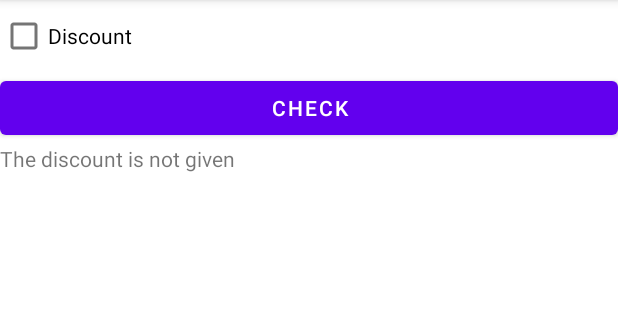
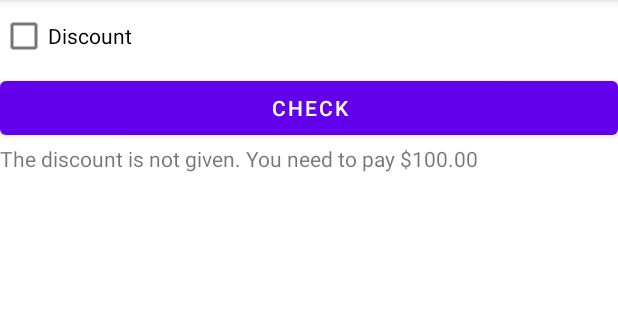
Before and after one commit to yeowhengg/WSCheckbox, an Android app: the screen it shows after launch (MainActivity), after a tap on "CHECK", on a phone screen of 412 x 824 dp, the part 84-404 px from its top. Run offline under Robolectric (Android 15) with nearby library versions, the phone set to English and light mode, and no system bars.

Commit message:
logcat and debug  tutorial

```diff
--- a/app/src/main/java/sg/edu/rp/c346/id20042741/democheckboxexample/MainActivity.java
+++ b/app/src/main/java/sg/edu/rp/c346/id20042741/democheckboxexample/MainActivity.java
@@ -3,6 +3,7 @@ package sg.edu.rp.c346.id20042741.democheckboxexample;
 import androidx.appcompat.app.AppCompatActivity;
 
 import android.os.Bundle;
+import android.util.Log;
 import android.view.View;
 import android.widget.Button;
 import android.widget.CheckBox;
@@ -26,13 +27,24 @@ public class MainActivity extends AppCompatActivity {
         btnCheck.setOnClickListener(new View.OnClickListener(){
             @Override
             public void onClick(View v){
-                tvShow.setText(String.format("The discount is %s",cbEnabled.isChecked() ? "given":"not given"));
+                double discount = cbEnabled.isChecked()? 0.2 : 0;
+                Toast.makeText(MainActivity.this, "Button Click", Toast.LENGTH_LONG).show();
+                Log.i("MyActivity", "Inside onClick()");
+
                 if (cbEnabled.isChecked()) {
-                    Toast.makeText(MainActivity.this, "Button Click", Toast.LENGTH_LONG).show();
+                    tvShow.setText(String.format("The discount is %s. You need to pay $%.2f",cbEnabled.isChecked() ? "given":"not given",calcPay(100,discount)));
+                }else{
+                    tvShow.setText(String.format("The discount is %s. You need to pay $%.2f",cbEnabled.isChecked() ? "given":"not given",calcPay(100,discount)));
+
                 }
+            }
+        });
 
 
-            }
-        });
+    }
+
+    private double calcPay(double price, double discount){
+        double pay = (1 - discount) * price;
+        return pay;
     }
 }
```
